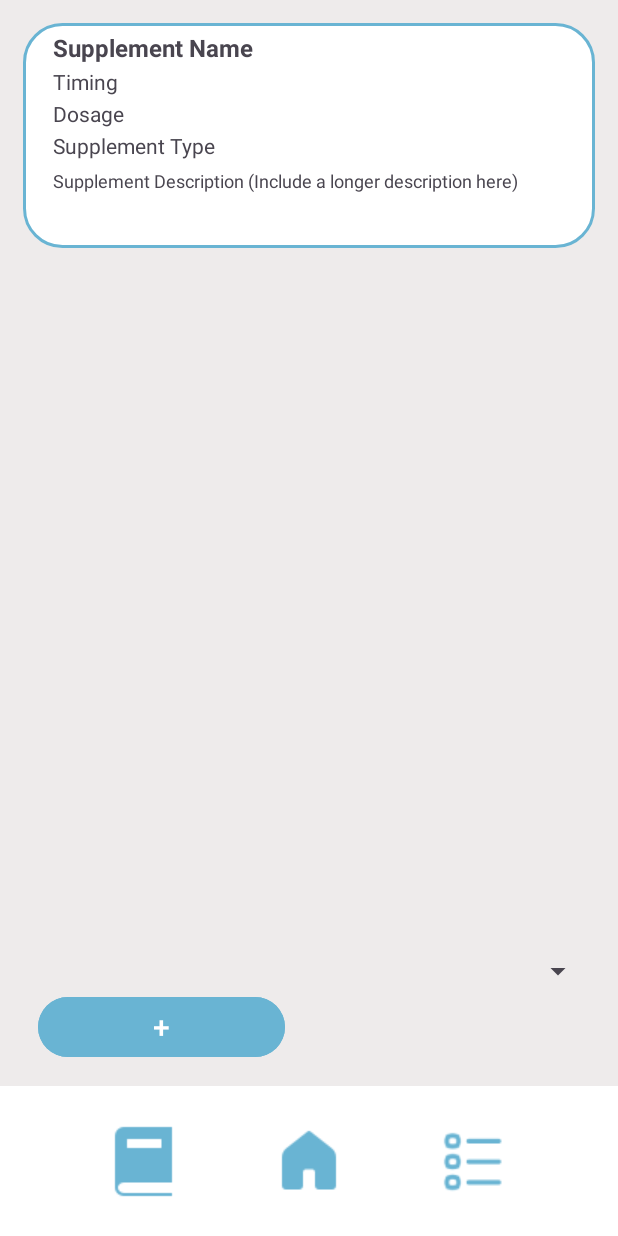
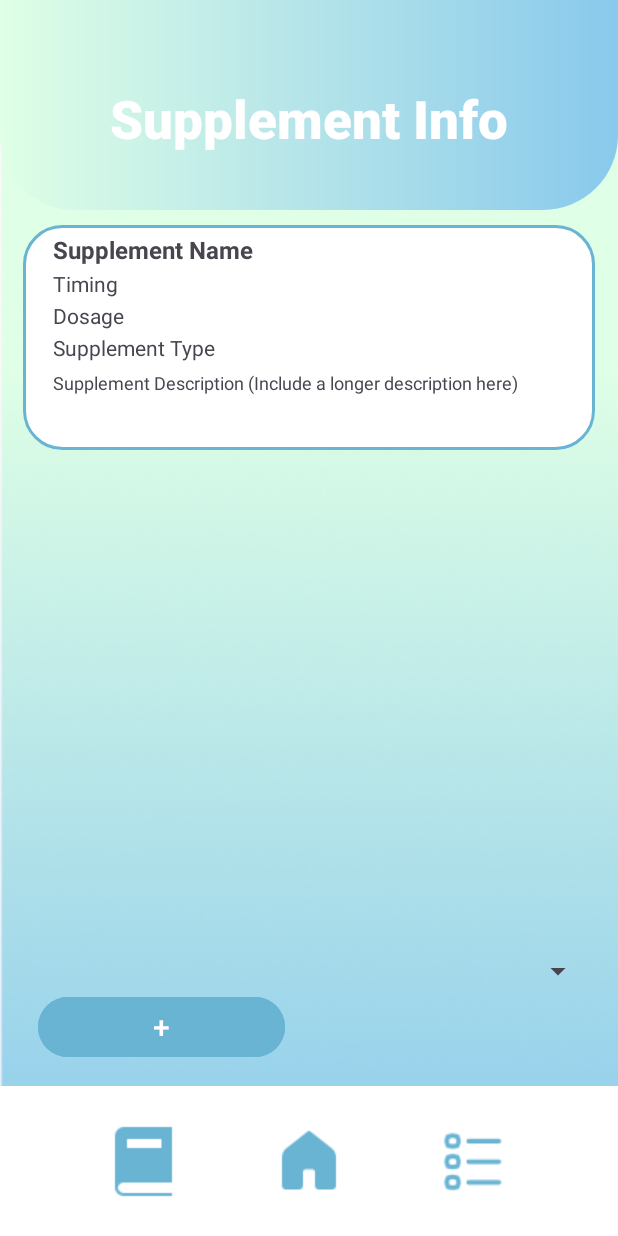
Before and after one commit to aidantrabs/SupplePet, an Android app: the SupplementInfoActivity screen opened directly, with no data from a screen before it, on a phone screen of 412 x 824 dp. Run offline under Robolectric (Android 15) with nearby library versions, the phone set to English and light mode, and no system bars; our stand-ins replace Firebase (no records; nobody signed in at launch, a user with empty details on screens opened directly).

Commit message:
Update supplement info activity layout

```diff
--- a/app/src/main/res/layout/activity_supplement_info.xml
+++ b/app/src/main/res/layout/activity_supplement_info.xml
@@ -5,34 +5,58 @@
     xmlns:tools="http://schemas.android.com/tools"
     android:layout_width="match_parent"
     android:layout_height="match_parent"
-    android:background="#EEEBEB"
+    android:background="@drawable/bg"
     tools:context=".MainActivity">
 
     <LinearLayout
         android:layout_width="match_parent"
+        android:layout_height="190dp"
         android:orientation="vertical"
+        android:background="@drawable/header"
+        android:layout_marginTop="-50dp"
+        android:padding="5dp">
+        <TextView
+            android:layout_width="match_parent"
+            android:layout_height="wrap_content"
+            android:textAlignment="center"
+            android:layout_gravity="center"
+            android:layout_marginTop="100dp"
+            android:text="@string/supplement_info_title"
+            android:textSize="35sp"
+            android:textColor="@color/white"
+            android:fontFamily="sans-serif-black">
+        </TextView>
+    </LinearLayout>
+
+    <LinearLayout
+        android:layout_width="match_parent"
         android:layout_height="150dp"
         android:layout_gravity="center"
+        android:layout_marginStart="15dp"
+        android:layout_marginTop="150dp"
+        android:layout_marginEnd="15dp"
+        android:layout_marginBottom="15dp"
         android:background="@drawable/welcome_button"
-        android:layout_margin="15dp">
+        android:orientation="vertical">
+
         <TextView
             android:id="@+id/selectedSuppName"
             android:layout_width="match_parent"
             android:layout_height="wrap_content"
             android:layout_marginStart="20dp"
+            android:layout_marginTop="5dp"
             android:layout_marginEnd="20dp"
-            android:layout_marginTop="5dp"
             android:text="Supplement Name"
-            android:textStyle="bold"
-            android:textSize="16sp" />
+            android:textSize="16sp"
+            android:textStyle="bold" />
 
         <TextView
             android:id="@+id/selectedSuppTiming"
             android:layout_width="match_parent"
             android:layout_height="wrap_content"
             android:layout_marginStart="20dp"
+            android:layout_marginTop="2dp"
             android:layout_marginEnd="20dp"
-            android:layout_marginTop="2dp"
             android:text="Timing"
             android:textSize="14sp" />
 
@@ -41,8 +65,8 @@
             android:layout_width="match_parent"
             android:layout_height="wrap_content"
             android:layout_marginStart="20dp"
+            android:layout_marginTop="2dp"
             android:layout_marginEnd="20dp"
-            android:layout_marginTop="2dp"
             android:text="Dosage"
             android:textSize="14sp" />
 
@@ -51,8 +75,8 @@
             android:layout_width="match_parent"
             android:layout_height="wrap_content"
             android:layout_marginStart="20dp"
+            android:layout_marginTop="2dp"
             android:layout_marginEnd="20dp"
-            android:layout_marginTop="2dp"
             android:text="Supplement Type"
             android:textSize="14sp" />
 
@@ -61,8 +85,8 @@
             android:layout_width="match_parent"
             android:layout_height="wrap_content"
             android:layout_marginStart="20dp"
+            android:layout_marginTop="5dp"
             android:layout_marginEnd="20dp"
-            android:layout_marginTop="5dp"
             android:text="Supplement Description (Include a longer description here)"
             android:textSize="12sp" />
     </LinearLayout>
@@ -81,7 +105,7 @@
             android:id="@+id/recyclerViewSupplements"
             android:layout_width="match_parent"
             android:layout_height="wrap_content"
-            android:layout_marginBottom="200dp"> <!-- Increased margin to accommodate the bottom layout -->
+            android:layout_marginTop="150dp"> <!-- Increased margin to accommodate the bottom layout -->
         </androidx.recyclerview.widget.RecyclerView>
 
     </LinearLayout>
@@ -143,11 +167,11 @@
             android:id="@+id/supplementsSpinner"
             android:layout_width="0dp"
             android:layout_height="wrap_content"
-            android:layout_weight="1"
             android:layout_marginStart="16dp"
             android:layout_marginEnd="16dp"
-            app:layout_constraintStart_toEndOf="@id/addSuppBtn"
-            app:layout_constraintEnd_toStartOf="@id/bottomNavigation" />
+            android:layout_weight="1"
+            app:layout_constraintEnd_toStartOf="@id/bottomNavigation"
+            app:layout_constraintStart_toEndOf="@id/addSuppBtn" />
     </LinearLayout>
 
 </RelativeLayout>
```
